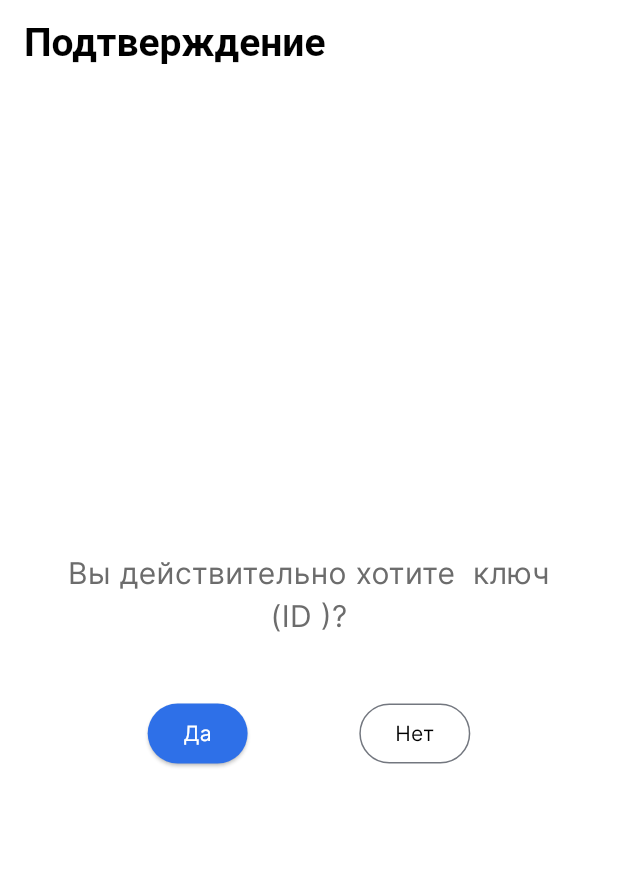
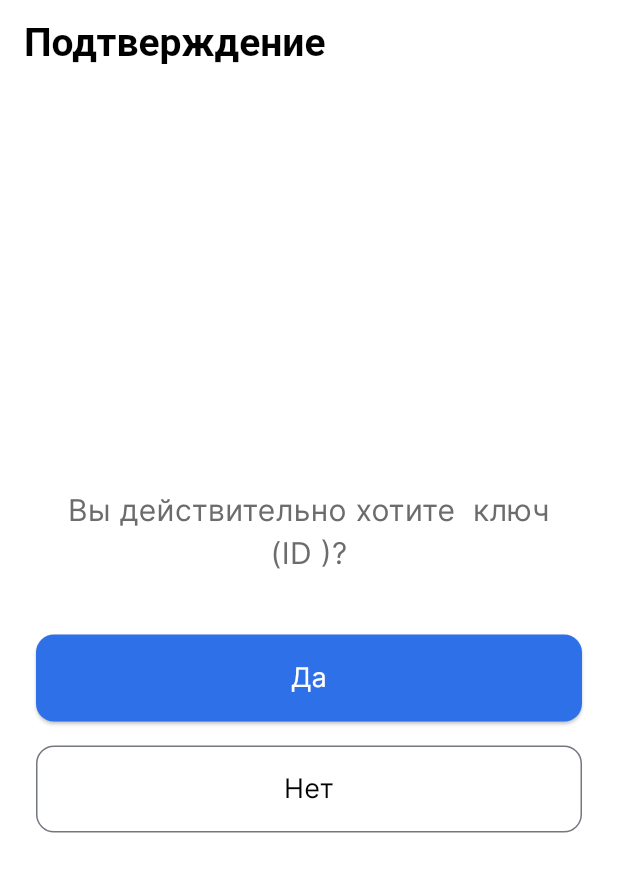
Before and after one commit to ninelkaaaa/keys-aitu, a Flutter app: the ConfirmActionScreen screen opened directly with empty values, on a phone screen of 412 x 824 dp. Shown: the top 872 px of the screen. Run offline on Flutter 3.47's test engine with Material 3 defaults, Android fonts, the light colour scheme and no system bars; our stand-ins replace flutter_animate, shared_preferences, shimmer; missing offline and left inert: mobile_scanner; accounts and stored records are empty; network calls fail.

Commit message:
Исправлены экраны

```diff
--- a/aaa/lib/confirm_action_screen.dart
+++ b/aaa/lib/confirm_action_screen.dart
@@ -159,13 +159,18 @@ class _ConfirmActionScreenState extends State<ConfirmActionScreen> {
                   ),
                   const SizedBox(height: 40),
 
-                  Row(
-                    mainAxisAlignment: MainAxisAlignment.spaceEvenly,
+                  Column(
                     children: [
-                      ElevatedButton(
+                      SizedBox(
+                        width: double.infinity,
+                        child: ElevatedButton(
                           style: ElevatedButton.styleFrom(
                             backgroundColor: blue,
                             foregroundColor: Colors.white,
+                            padding: const EdgeInsets.symmetric(vertical: 16),
+                            shape: RoundedRectangleBorder(
+                              borderRadius: BorderRadius.circular(12),
+                            ),
                           ),
                           onPressed: () {
                             switch (widget.action.toLowerCase()) {
@@ -188,11 +193,22 @@ class _ConfirmActionScreenState extends State<ConfirmActionScreen> {
                                 break;
                             }
                           },
-                        child: const Text("Да"),
+                          child: const Text("Да", style: TextStyle(fontSize: 18)),
                         ),
-                      OutlinedButton(
+                      ),
+                      const SizedBox(height: 16),
+                      SizedBox(
+                        width: double.infinity,
+                        child: OutlinedButton(
+                          style: OutlinedButton.styleFrom(
+                            padding: const EdgeInsets.symmetric(vertical: 16),
+                            shape: RoundedRectangleBorder(
+                              borderRadius: BorderRadius.circular(12),
+                            ),
+                          ),
                           onPressed: () => Navigator.pop(context, false),
-                        child: const Text("Нет"),
+                          child: const Text("Нет", style: TextStyle(fontSize: 18)),
+                          )
                       ),
                     ],
                   ),
```
Also changed, not shown: aaa/lib/admin/admin_home.dart (+11 -1 lines), aaa/lib/admin/message_page.dart (+58 -45 lines), aaa/lib/scanner_screen.dart (+13 -4 lines). Lines whose indentation alone changed are shown as unchanged.
